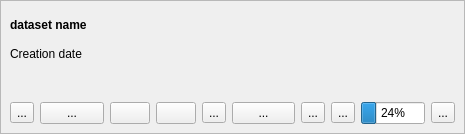
First picture: the form in LDMP/gui/WidgetDatasetItem.ui, repository ConservationInternational/trends.earth, before the edit.
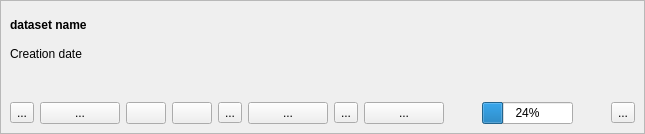
Second picture: the form after the edit.

Commit message: add menu to load rasters for special areas (fix #586) (#590)

Diff of the .ui file:
```diff
--- a/LDMP/gui/WidgetDatasetItem.ui
+++ b/LDMP/gui/WidgetDatasetItem.ui
@@ -6,7 +6,7 @@
    <rect>
     <x>0</x>
     <y>0</y>
-    <width>465</width>
+    <width>645</width>
     <height>134</height>
    </rect>
   </property>
@@ -159,7 +159,7 @@
          </widget>
         </item>
         <item>
-         <widget class="QToolButton" name="edit_tb">
+         <widget class="QPushButton" name="edit_tb">
           <property name="text">
            <string>...</string>
           </property>
```
Left out of the diff: 11 changed lines with no effect on the pictures. The commit also changes 1 other file.
